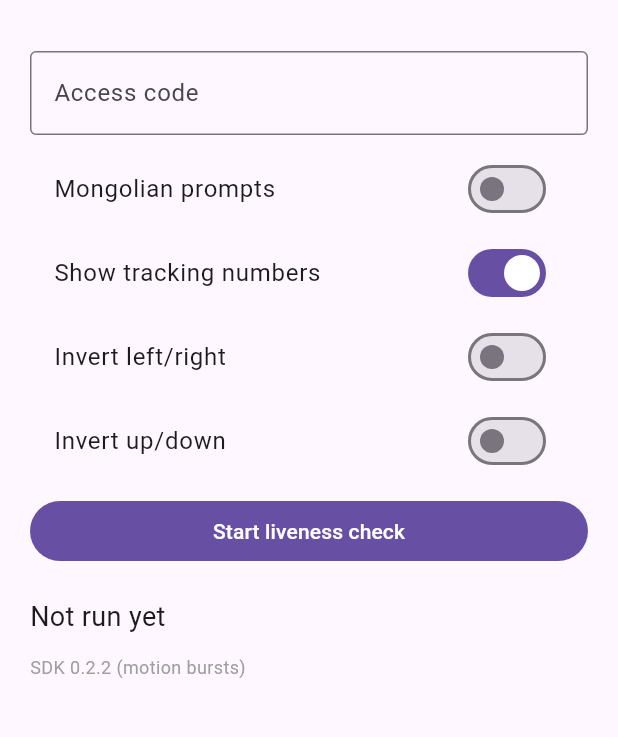
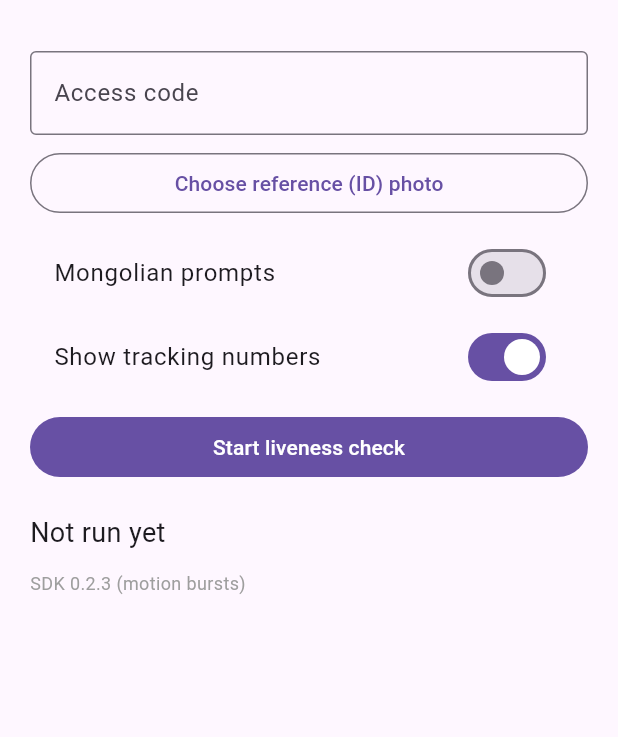
Before and after one commit to tulga-dev/liveness-sdk, a Flutter app: the screen it shows after launch, on a phone screen of 412 x 824 dp, the part 63-800 px from its top. Run offline on Flutter 3.47's test engine with Material 3 defaults, Android fonts, the phone set to English and light mode, and no system bars; our stand-ins replace camera, image_picker; missing offline and left inert: face_detection_tflite, flutter_litert, opencv_dart.

Commit message:
0.2.3: correct left/right on iOS automatically; test app picks the reference photo
iOS front-camera frames arrive mirrored, so the yaw sign is flipped and the
photos are un-mirrored before upload. Removes the invert switches from the
test app and adds a reference photo button.

Co-Authored-By: Claude Fable 5.2 <noreply@anthropic.com>
Claude-Session: https://claude.ai/code/session_01Ci9txFr1YRWvbRDtxB8on2

```diff
--- a/example/lib/main.dart
+++ b/example/lib/main.dart
@@ -10,6 +10,7 @@ import 'dart:convert';
 
 import 'package:flutter/material.dart';
 import 'package:http/http.dart' as http;
+import 'package:image_picker/image_picker.dart';
 import 'package:liveness_sdk/liveness_sdk.dart';
 
 const server = String.fromEnvironment('SERVER');
@@ -27,7 +28,7 @@ class _HomeState extends State<Home> {
   String _result = 'Not run yet';
   String _reference = '';
   bool _busy = false;
-  bool _mn = false, _invertYaw = false, _invertPitch = false, _debug = true;
+  bool _mn = false, _debug = true;
 
   Map<String, String> get _headers => {'X-Demo-Passcode': _code.text.trim(), 'Content-Type': 'application/json'};
 
@@ -57,6 +58,30 @@ class _HomeState extends State<Home> {
           : 'Reference photo: none saved. Only liveness will be checked.');
     } catch (e) {
       setState(() => _reference = 'Could not reach the server: $e');
+    }
+  }
+
+  Future<void> _uploadReference() async {
+    if (_code.text.trim().isEmpty) {
+      setState(() => _reference = 'Type the access code first.');
+      return;
+    }
+    try {
+      // Resizing also turns iPhone HEIC photos into JPEG.
+      final picked = await ImagePicker().pickImage(source: ImageSource.gallery, maxWidth: 1280, maxHeight: 1280, imageQuality: 90);
+      if (picked == null) return;
+      setState(() => _reference = 'Uploading reference photo…');
+      final res = await http.post(Uri.parse('$server/demo/reference'),
+          headers: _headers, body: jsonEncode({'photo': base64Encode(await picked.readAsBytes())}));
+      if (res.statusCode >= 300) {
+        setState(() => _reference = res.body.contains('reference_no_single_face')
+            ? 'That photo must show exactly one face.'
+            : _explain(res.statusCode, res.body));
+        return;
+      }
+      await _checkReference();
+    } catch (e) {
+      setState(() => _reference = 'Could not upload: $e');
     }
   }
 
@@ -91,8 +116,6 @@ class _HomeState extends State<Home> {
             turns: turns,
             timeLimitSeconds: (s['expires_in_s'] as num).toInt() - 3,
             strings: _mn ? LivenessStrings.mn : const LivenessStrings(),
-            invertYaw: _invertYaw,
-            invertPitch: _invertPitch,
             showDebug: _debug,
             onDone: (o) => Navigator.of(ctx).pop(o),
           ),
@@ -148,16 +171,16 @@ class _HomeState extends State<Home> {
               ),
               if (_reference.isNotEmpty) Padding(padding: const EdgeInsets.only(top: 8), child: Text(_reference)),
               const SizedBox(height: 8),
+              OutlinedButton(onPressed: _busy ? null : _uploadReference, child: const Text('Choose reference (ID) photo')),
+              const SizedBox(height: 8),
               SwitchListTile(title: const Text('Mongolian prompts'), value: _mn, onChanged: (v) => setState(() => _mn = v)),
               SwitchListTile(title: const Text('Show tracking numbers'), value: _debug, onChanged: (v) => setState(() => _debug = v)),
-              SwitchListTile(title: const Text('Invert left/right'), value: _invertYaw, onChanged: (v) => setState(() => _invertYaw = v)),
-              SwitchListTile(title: const Text('Invert up/down'), value: _invertPitch, onChanged: (v) => setState(() => _invertPitch = v)),
               const SizedBox(height: 8),
               FilledButton(onPressed: _busy ? null : _run, child: const Text('Start liveness check')),
               const SizedBox(height: 20),
               Text(_result, style: const TextStyle(fontSize: 18)),
               const SizedBox(height: 12),
-              const Text('SDK 0.2.2 (motion bursts)', style: TextStyle(fontSize: 12, color: Colors.grey)),
+              const Text('SDK 0.2.3 (motion bursts)', style: TextStyle(fontSize: 12, color: Colors.grey)),
             ],
           ),
         ),
--- a/example/pubspec.yaml
+++ b/example/pubspec.yaml
@@ -10,6 +10,7 @@ dependencies:
   flutter:
     sdk: flutter
   http: ^1.2.0
+  image_picker: ^1.1.2
   liveness_sdk:
     path: ../
 
--- a/pubspec.yaml
+++ b/pubspec.yaml
@@ -1,6 +1,6 @@
 name: liveness_sdk
 description: Head-turn liveness capture for Flutter. Guides the user through random head turns, captures four photos and uploads them to the liveness server.
-version: 0.2.2
+version: 0.2.3
 publish_to: none
 
 environment:
```
Also changed, not shown: lib/src/liveness_check.dart (+8 -1 lines), 2 other files.
